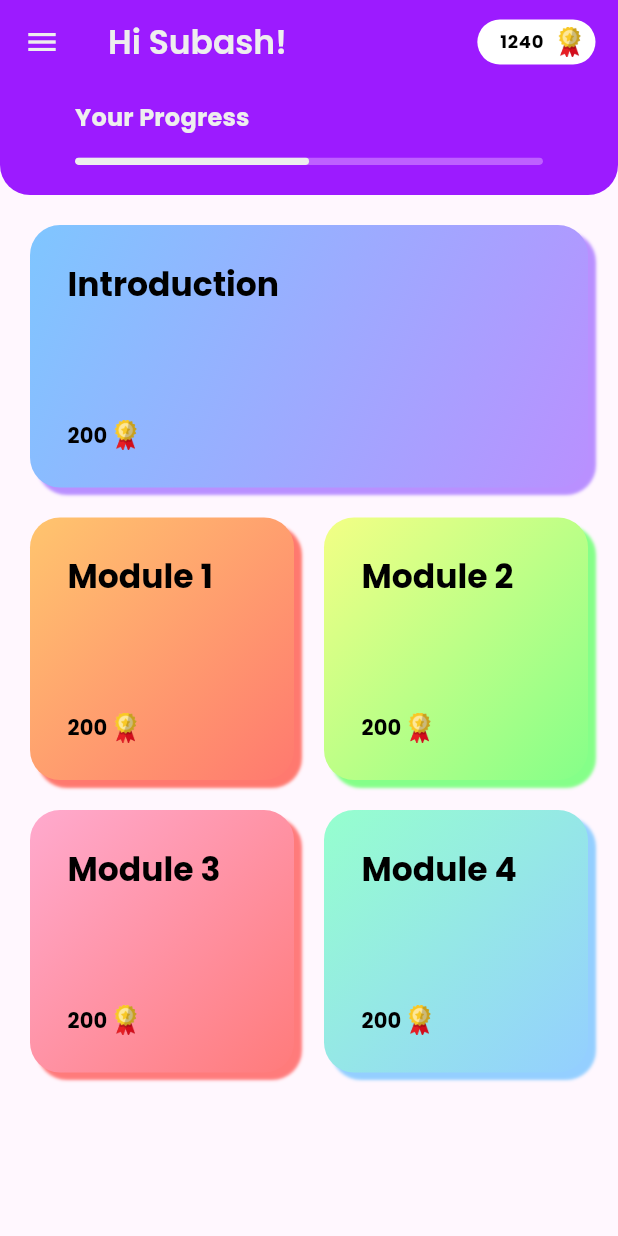
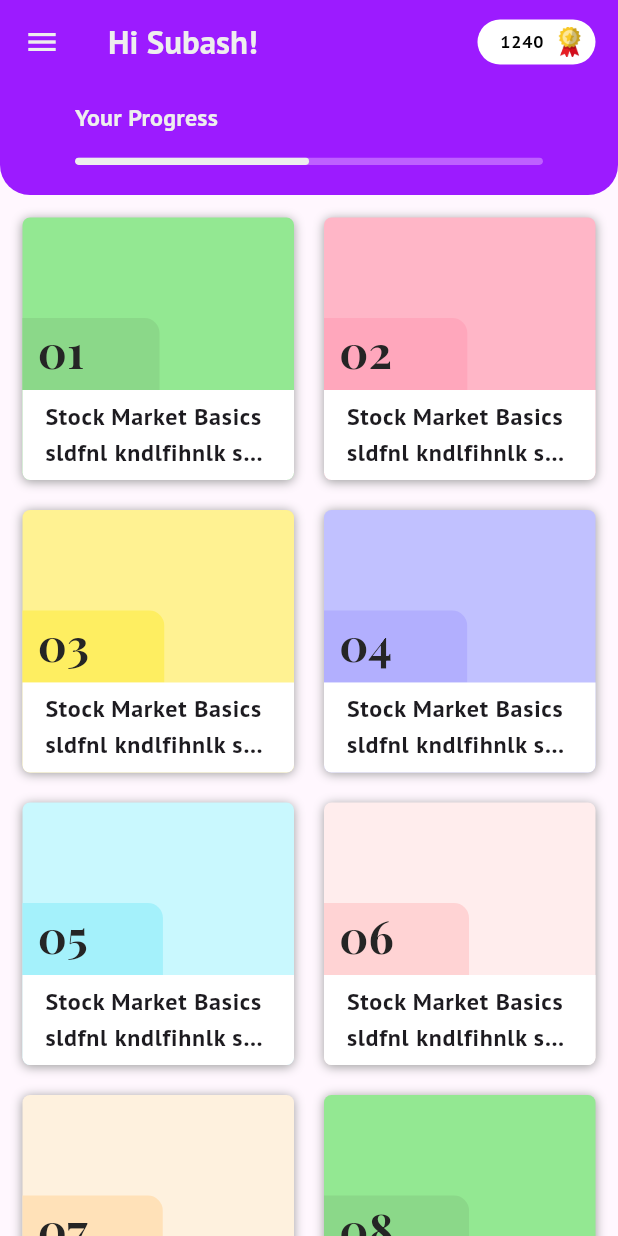
Before and after one commit to palman2003/e_learning, a Flutter app: the HomePage screen opened directly, on a phone screen of 412 x 824 dp. Run offline on Flutter 3.47's test engine with Material 3 defaults, Android fonts, the phone set to English and light mode, and no system bars; our stand-ins replace flutter_dotenv, google_fonts, shared_preferences; accounts and stored records are empty.

Commit message:
Redesigned course tile

```diff
--- a/flutter/lib/main.dart
+++ b/flutter/lib/main.dart
@@ -7,7 +7,7 @@ final theme = ThemeData(
   colorScheme: ColorScheme.fromSeed(
     seedColor: const Color.fromARGB(255, 156, 27, 255),
   ),
-  textTheme: GoogleFonts.poppinsTextTheme(),
+  textTheme: GoogleFonts.ptSansTextTheme(),
 );
 
 void main() async {
--- a/flutter/lib/page/home.dart
+++ b/flutter/lib/page/home.dart
@@ -188,57 +188,68 @@ class _HomePageState extends State<HomePage> {
       ),
       drawer: const Drawer(),
       body: SingleChildScrollView(
+        child: Padding(
+          padding: const EdgeInsets.all(5),
           child: Column(
             children: [
               Row(
                 children: [
                   CourseTile(
                     quizDataList: quizDataList,
-                  margin: const EdgeInsets.fromLTRB(20, 20, 20, 10),
-                  gradientColors: const [
-                    Color.fromARGB(255, 127, 198, 255),
-                    Color.fromARGB(255, 185, 144, 255),
-                  ],
+                    title: "Introduction",
+                    index: 01,
+                  ),
+                  CourseTile(
+                    index: 02,
+                    quizDataList: quizDataList,
                     title: "Introduction",
                   ),
                 ],
               ),
-            const Row(
+              Row(
                 children: [
                   CourseTile(
-                  margin: EdgeInsets.fromLTRB(20, 10, 10, 10),
-                  gradientColors: [
-                    Color.fromARGB(255, 255, 197, 110),
-                    Color.fromARGB(255, 255, 121, 111),
-                  ],
+                    index: 03,
                     title: "Module 1",
                   ),
                   CourseTile(
-                  margin: EdgeInsets.fromLTRB(10, 10, 20, 10),
-                  gradientColors: [
-                    Color.fromARGB(255, 243, 255, 133),
-                    Color.fromARGB(255, 133, 255, 137),
-                  ],
+                    index: 04,
                     title: "Module 2",
                   ),
                 ],
               ),
-            const Row(
+              Row(
                 children: [
                   CourseTile(
-                  margin: EdgeInsets.fromLTRB(20, 10, 10, 10),
-                  gradientColors: [
-                    Color.fromARGB(255, 255, 170, 206),
-                    Color.fromARGB(255, 255, 123, 123),
-                  ],
+                    index: 05,
                     title: "Module 3",
                   ),
                   CourseTile(
-                  margin: EdgeInsets.fromLTRB(10, 10, 20, 10),
-                  gradientColors: [
-                    Color.fromARGB(255, 150, 255, 206),
-                    Color.fromARGB(255, 148, 207, 255),
+                    index: 06,
+                    title: "Module 4",
+                  ),
                 ],
+              ),
+              Row(
+                children: [
+                  CourseTile(
+                    index: 07,
+                    title: "Module 3",
+                  ),
+                  CourseTile(
+                    index: 08,
+                    title: "Module 4",
+                  ),
+                ],
+              ),
+              Row(
+                children: [
+                  CourseTile(
+                    index: 09,
+                    title: "Module 3",
+                  ),
+                  CourseTile(
+                    index: 10,
                     title: "Module 4",
                   ),
                 ],
@@ -246,6 +257,7 @@ class _HomePageState extends State<HomePage> {
             ],
           ),
         ),
+      ),
     );
   }
 }
--- a/flutter/lib/widgets/course_tile.dart
+++ b/flutter/lib/widgets/course_tile.dart
@@ -1,29 +1,56 @@
 import 'package:e_learning/model/quiz_data.dart';
 import 'package:e_learning/page/quiz.dart';
 import 'package:flutter/material.dart';
+import 'package:google_fonts/google_fonts.dart';
 
 class CourseTile extends StatelessWidget {
-  const CourseTile({
-    required this.gradientColors,
+  CourseTile({
     required this.title,
+    required this.index,
     this.quizDataList,
-    this.margin,
     super.key,
   });
 
-  final List<Color> gradientColors;
   final List<QuizData>? quizDataList;
   final String title;
-  final EdgeInsets? margin;
+  final int index;
+
+  final List<Color> mainColors = [
+    const Color.fromARGB(255, 147, 232, 146),
+    const Color.fromARGB(255, 255, 182, 199),
+    const Color.fromARGB(255, 255, 242, 146),
+    const Color.fromARGB(255, 193, 193, 255),
+    const Color.fromARGB(255, 201, 248, 254),
+    const Color.fromARGB(255, 255, 237, 237),
+    const Color.fromARGB(255, 254, 241, 222),
+    const Color.fromARGB(255, 186, 239, 229),
+  ];
+
+  final List<Color> boxColors = [
+    const Color.fromARGB(255, 139, 216, 137),
+    const Color.fromARGB(255, 255, 167, 188),
+    const Color.fromARGB(255, 254, 238, 97),
+    const Color.fromARGB(255, 178, 175, 254),
+    const Color.fromARGB(255, 164, 241, 251),
+    const Color.fromARGB(255, 255, 211, 212),
+    const Color.fromARGB(255, 255, 225, 184),
+    const Color.fromARGB(255, 109, 214, 198),
+  ];
 
   @override
   Widget build(BuildContext context) {
+    int colorSelector = index-1;
+
+    if (index >= boxColors.length) {
+      colorSelector = index % boxColors.length;
+    }
+
     return Expanded(
       child: Container(
-        margin: margin,
+        margin: const EdgeInsets.all(10),
         child: InkWell(
           borderRadius: const BorderRadius.all(
-            Radius.circular(20.0),
+            Radius.circular(5.0),
           ),
           onTap: () {
             Navigator.push(
@@ -36,52 +63,59 @@ class CourseTile extends StatelessWidget {
           child: Ink(
             width: double.infinity,
             height: 175,
-            padding: const EdgeInsets.all(25),
             decoration: BoxDecoration(
-                gradient: LinearGradient(
-                  colors: gradientColors,
-                  begin: Alignment.topLeft,
-                  end: Alignment.bottomRight,
+              color: mainColors[colorSelector],
+              borderRadius: const BorderRadius.all(
+                Radius.circular(5.0),
+              ),
+              boxShadow: const [
+                BoxShadow(
+                  color: Colors.grey,
+                  offset: Offset(0, 1),
+                  blurRadius: 5,
                 ),
-                borderRadius: const BorderRadius.all(
-                  Radius.circular(20.0),
-                ),
-                boxShadow: [
-                  BoxShadow(
-                      color: gradientColors[1],
-                      offset: const Offset(5, 5),
-                      blurRadius: 1)
-                ]),
+              ],
+            ),
             child: Column(
               crossAxisAlignment: CrossAxisAlignment.start,
               children: [
-                Text(
-                  title,
-                  style: Theme.of(context).textTheme.titleLarge!.copyWith(
-                        fontWeight: FontWeight.bold,
-                        color: Colors.black,
-                      ),
+                const Spacer(),
+                Container(
+                  padding: const EdgeInsets.fromLTRB(10, 0, 50, 5),
+                  decoration: BoxDecoration(
+                    borderRadius: const BorderRadius.only(
+                      topRight: Radius.circular(10),
+                    ),
+                    color: boxColors[colorSelector],
+                  ),
+                  child: Text(
+                    index < 10 ? "0$index" : index.toString(),
+                    style: GoogleFonts.playfairDisplay().copyWith(
+                      fontSize: 30,
+                      fontWeight: FontWeight.bold,
+                      color: const Color.fromARGB(255, 37, 37, 37),
+                    ),
+                  ),
                 ),
-                const Spacer(),
-                Row(
-                  children: [
-                    Row(
-                      children: [
-                        Text(
-                          '200',
-                          style:
-                              Theme.of(context).textTheme.labelLarge!.copyWith(
-                                    color: Colors.black,
-                                    fontWeight: FontWeight.bold,
-                                  ),
+                Container(
+                  width: double.infinity,
+                  height: 60,
+                  padding: const EdgeInsets.fromLTRB(15, 5, 15, 5),
+                  decoration: const BoxDecoration(
+                    borderRadius: BorderRadius.only(
+                      bottomRight: Radius.circular(5),
+                      bottomLeft: Radius.circular(5),
+                    ),
+                    color: Colors.white,
+                  ),
+                  child: Text(
+                    "Stock Market Basics sldfnl kndlfihnlk sdnsudh ",
+                    maxLines: 2,
+                    style: Theme.of(context).textTheme.bodyLarge!.copyWith(
+                          fontWeight: FontWeight.bold,
+                          overflow: TextOverflow.ellipsis,
                         ),
-                        Image.asset(
-                          'assets/images/appbar_icon.png',
-                          height: 20,
-                        ),
-                      ],
-                    ),
-                  ],
+                  ),
                 )
               ],
             ),
```
Lines whose indentation alone changed are shown as unchanged.
